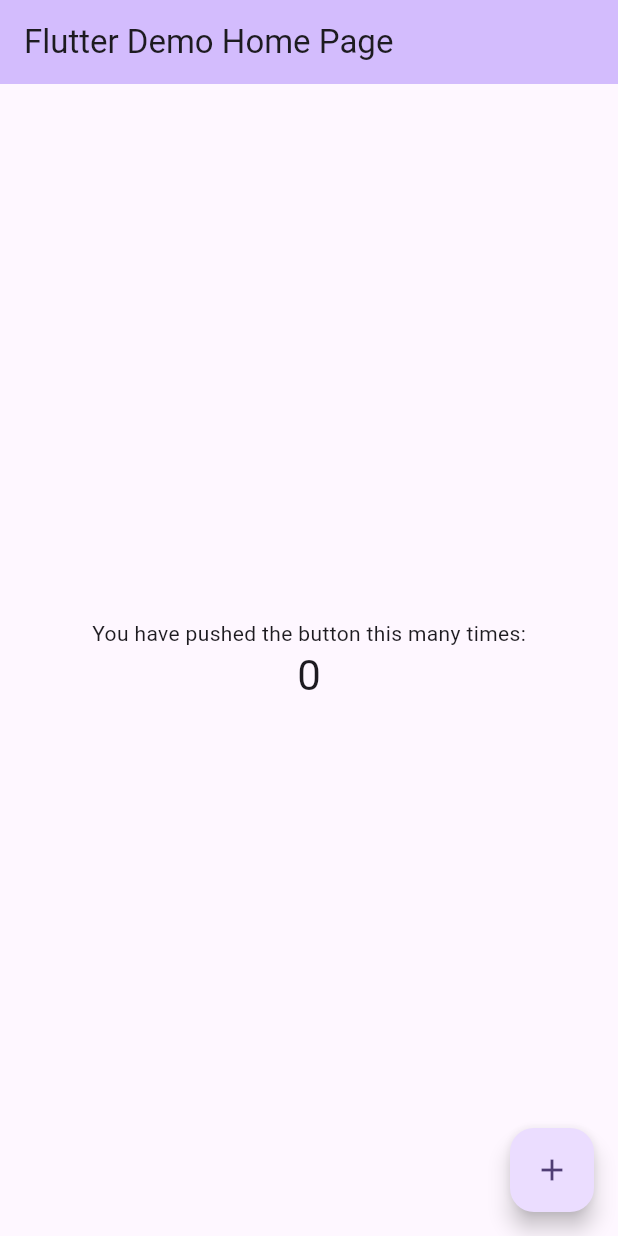
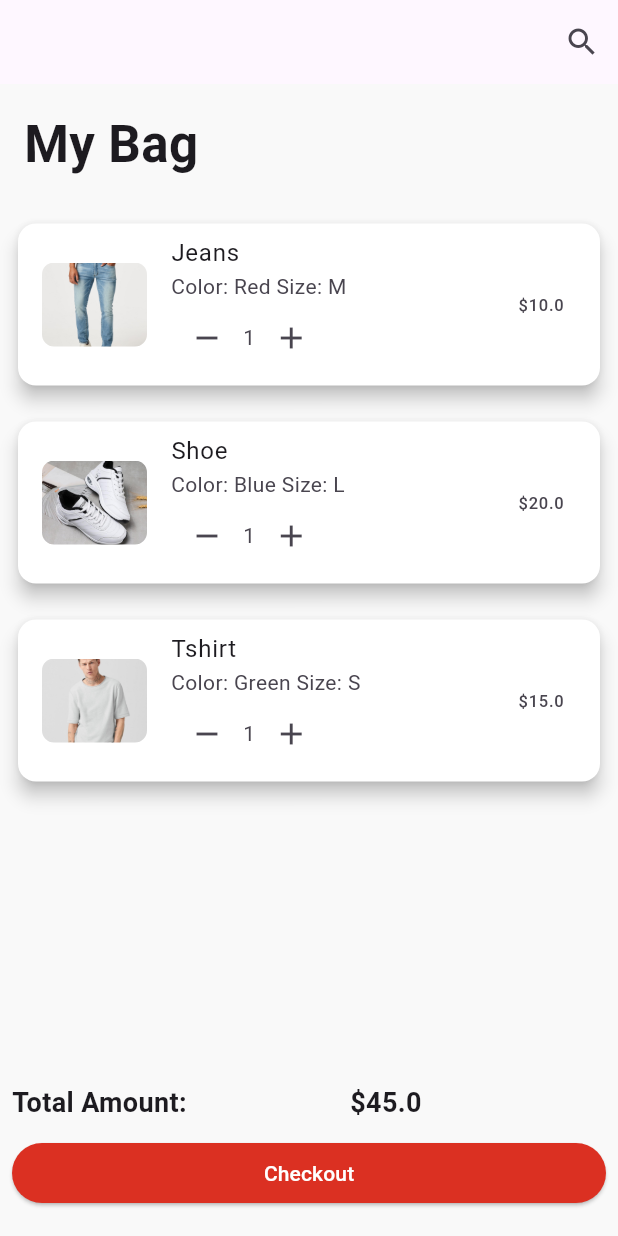
Before and after one commit to nafisNFS/dynamic_cart, a Flutter app: the screen it shows after launch, on a phone screen of 412 x 824 dp. Run offline on Flutter 3.47's test engine with Material 3 defaults, Android fonts, the phone set to English and light mode, and no system bars.

Commit message:
final submit

```diff
--- a/lib/main.dart
+++ b/lib/main.dart
@@ -4,122 +4,205 @@ void main() {
   runApp(const MyApp());
 }
 
+class Product {
+  String name;
+  String color;
+  String size;
+  int count;
+  double price;
+
+  Product({
+    required this.name,
+    required this.color,
+    required this.size,
+    required this.count,
+    required this.price
+  });
+}
+
 class MyApp extends StatelessWidget {
   const MyApp({super.key});
 
-  // This widget is the root of your application.
   @override
   Widget build(BuildContext context) {
-    return MaterialApp(
-      title: 'Flutter Demo',
-      theme: ThemeData(
-        // This is the theme of your application.
-        //
-        // TRY THIS: Try running your application with "flutter run". You'll see
-        // the application has a purple toolbar. Then, without quitting the app,
-        // try changing the seedColor in the colorScheme below to Colors.green
-        // and then invoke "hot reload" (save your changes or press the "hot
-        // reload" button in a Flutter-supported IDE, or press "r" if you used
-        // the command line to start the app).
-        //
-        // Notice that the counter didn't reset back to zero; the application
-        // state is not lost during the reload. To reset the state, use hot
-        // restart instead.
-        //
-        // This works for code too, not just values: Most code changes can be
-        // tested with just a hot reload.
-        colorScheme: ColorScheme.fromSeed(seedColor: Colors.deepPurple),
-        useMaterial3: true,
-      ),
-      home: const MyHomePage(title: 'Flutter Demo Home Page'),
+    return const MaterialApp(
+      debugShowCheckedModeBanner: false,
+      home: CartPage(),
     );
   }
 }
 
-class MyHomePage extends StatefulWidget {
-  const MyHomePage({super.key, required this.title});
-
-  // This widget is the home page of your application. It is stateful, meaning
-  // that it has a State object (defined below) that contains fields that affect
-  // how it looks.
-
-  // This class is the configuration for the state. It holds the values (in this
-  // case the title) provided by the parent (in this case the App widget) and
-  // used by the build method of the State. Fields in a Widget subclass are
-  // always marked "final".
-
-  final String title;
+class CartPage extends StatefulWidget {
+  const CartPage({super.key});
 
   @override
-  State<MyHomePage> createState() => _MyHomePageState();
+  _CartPageState createState() => _CartPageState();
 }
 
-class _MyHomePageState extends State<MyHomePage> {
-  int _counter = 0;
+class _CartPageState extends State<CartPage> {
+  List<Product> cartItems = [
+    Product(name: 'Jeans', color: 'Red', size: 'M', count: 1, price: 10.0),
+    Product(name: 'Shoe', color: 'Blue', size: 'L', count: 1, price: 20.0),
+    Product(name: 'Tshirt', color: 'Green', size: 'S', count: 1, price: 15.0),
+  ];
 
-  void _incrementCounter() {
-    setState(() {
-      // This call to setState tells the Flutter framework that something has
-      // changed in this State, which causes it to rerun the build method below
-      // so that the display can reflect the updated values. If we changed
-      // _counter without calling setState(), then the build method would not be
-      // called again, and so nothing would appear to happen.
-      _counter++;
-    });
+  double getTotalAmount() {
+    double total = 0.0;
+    for (var item in cartItems) {
+      total += item.price * item.count;
+    }
+    return total;
+  }
+
+  void _showCheckoutDialog() {
+    showDialog(
+      context: context,
+      builder: (BuildContext context) {
+        return AlertDialog(
+          shape: RoundedRectangleBorder(borderRadius: BorderRadius.circular(20.0)),
+          content: Column(
+            mainAxisSize: MainAxisSize.min,
+            children: [
+              const Text('You have added'),
+              Text(
+                getTotalItemCount().toString(),
+                style: const TextStyle(fontSize: 24.0, fontWeight: FontWeight.bold),
+              ),
+              const Text('item(s) to your bag!'),
+              const SizedBox(height: 20.0),
+              ElevatedButton(
+                onPressed: () {
+                  Navigator.of(context).pop();
+                },
+                style: ElevatedButton.styleFrom(
+                  backgroundColor: const Color(0xFFDB3022),
+                ),
+                child: const Text('Ok', style: TextStyle(color: Colors.white)),
+              ),
+            ],
+          ),
+        );
+      },
+    );
+  }
+
+  int getTotalItemCount() {
+    int totalCount = 0;
+    for (var item in cartItems) {
+      totalCount += item.count;
+    }
+    return totalCount;
   }
 
   @override
   Widget build(BuildContext context) {
-    // This method is rerun every time setState is called, for instance as done
-    // by the _incrementCounter method above.
-    //
-    // The Flutter framework has been optimized to make rerunning build methods
-    // fast, so that you can just rebuild anything that needs updating rather
-    // than having to individually change instances of widgets.
     return Scaffold(
       appBar: AppBar(
-        // TRY THIS: Try changing the color here to a specific color (to
-        // Colors.amber, perhaps?) and trigger a hot reload to see the AppBar
-        // change color while the other colors stay the same.
-        backgroundColor: Theme.of(context).colorScheme.inversePrimary,
-        // Here we take the value from the MyHomePage object that was created by
-        // the App.build method, and use it to set our appbar title.
-        title: Text(widget.title),
+        actions: [
+          IconButton(onPressed: () {}, icon: const Icon(Icons.search))
+        ],
       ),
-      body: Center(
-        // Center is a layout widget. It takes a single child and positions it
-        // in the middle of the parent.
+      body: Container(
+        color: const Color(0xFFF9F9F9),
         child: Column(
-          // Column is also a layout widget. It takes a list of children and
-          // arranges them vertically. By default, it sizes itself to fit its
-          // children horizontally, and tries to be as tall as its parent.
-          //
-          // Column has various properties to control how it sizes itself and
-          // how it positions its children. Here we use mainAxisAlignment to
-          // center the children vertically; the main axis here is the vertical
-          // axis because Columns are vertical (the cross axis would be
-          // horizontal).
-          //
-          // TRY THIS: Invoke "debug painting" (choose the "Toggle Debug Paint"
-          // action in the IDE, or press "p" in the console), to see the
-          // wireframe for each widget.
-          mainAxisAlignment: MainAxisAlignment.center,
-          children: <Widget>[
-            const Text(
-              'You have pushed the button this many times:',
+          crossAxisAlignment: CrossAxisAlignment.start,
+          children: [
+            const Padding(
+              padding: EdgeInsets.all(16.0),
+              child: Text(
+                'My Bag',
+                style: TextStyle(fontSize: 34, fontWeight: FontWeight.bold),
+              ),
             ),
-            Text(
-              '$_counter',
-              style: Theme.of(context).textTheme.headlineMedium,
+            Expanded(
+              child: ListView.builder(
+                itemCount: cartItems.length,
+                itemBuilder: (context, index) {
+                  Product item = cartItems[index];
+                  return Padding(
+                    padding: const EdgeInsets.all(8.0),
+                    child: Card(
+                      elevation: 5.0,
+                      color: Colors.white,
+                      child: ListTile(
+                        leading: Container(
+                          width: 70,
+                          height: 70,
+                          decoration: BoxDecoration(
+                            image: DecorationImage(
+                              image: AssetImage('assets/${item.name.toLowerCase()}.png'),
+                              fit: BoxFit.cover,
+                            ),
+                            borderRadius: BorderRadius.circular(8.0),
+                          ),
+                        ),
+                        title: Text(item.name),
+                        subtitle: Column(
+                          crossAxisAlignment: CrossAxisAlignment.start,
+                          children: [
+                            Text('Color: ${item.color} Size: ${item.size}'),
+                            Row(
+                              children: [
+                                IconButton(
+                                  icon: const Icon(Icons.remove),
+                                  onPressed: () {
+                                    setState(() {
+                                      if (item.count > 0) {
+                                        item.count--;
+                                      }
+                                    });
+                                  },
+                                ),
+                                Text('${item.count}'),
+                                IconButton(
+                                  icon: const Icon(Icons.add),
+                                  onPressed: () {
+                                    setState(() {
+                                      item.count++;
+                                    });
+                                  },
+                                ),
+                              ],
+                            ),
+                          ],
+                        ),
+                        trailing: Text('\$${item.price * item.count}'),
+                      ),
+                    ),
+                  );
+                },
+              ),
             ),
           ],
         ),
       ),
-      floatingActionButton: FloatingActionButton(
-        onPressed: _incrementCounter,
-        tooltip: 'Increment',
-        child: const Icon(Icons.add),
-      ), // This trailing comma makes auto-formatting nicer for build methods.
+      bottomNavigationBar: Container(
+        color: const Color(0xFFF9F9F9),
+        child: Padding(
+          padding: const EdgeInsets.all(8.0),
+          child: Column(
+            mainAxisSize: MainAxisSize.min,
+            crossAxisAlignment: CrossAxisAlignment.stretch,
+            children: [
+              Text(
+                'Total Amount:                       \$${getTotalAmount()}',
+                style: const TextStyle(fontSize: 18.0, fontWeight: FontWeight.bold),
+              ),
+              const SizedBox(height: 10.0),
+              ElevatedButton(
+                onPressed: () {
+                  _showCheckoutDialog();
+                },
+                style: ElevatedButton.styleFrom(
+                  backgroundColor: const Color(0xFFDB3022),
+                ),
+                child: const Text('Checkout', style: TextStyle(color: Colors.white)),
+              ),
+              const SizedBox(height: 10),
+            ],
+          ),
+        ),
+      ),
     );
   }
 }
```
Also changed, not shown: pubspec.yaml (+7 -67 lines), assets/jeans.png (added), assets/shoe.png (added), assets/tshirt.png (added), 1 other file.
